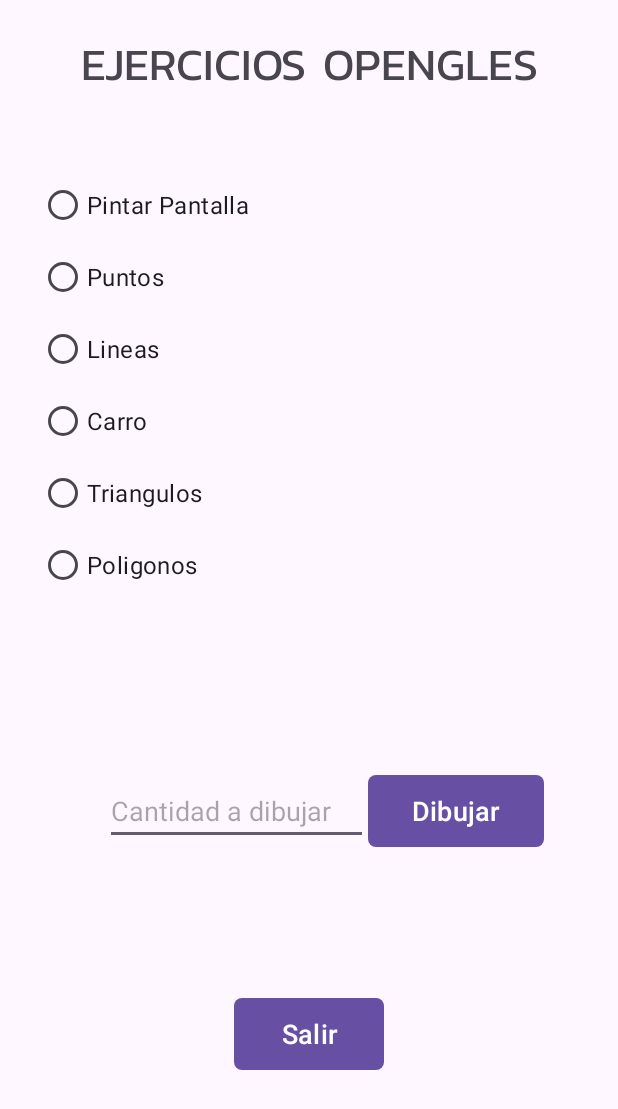
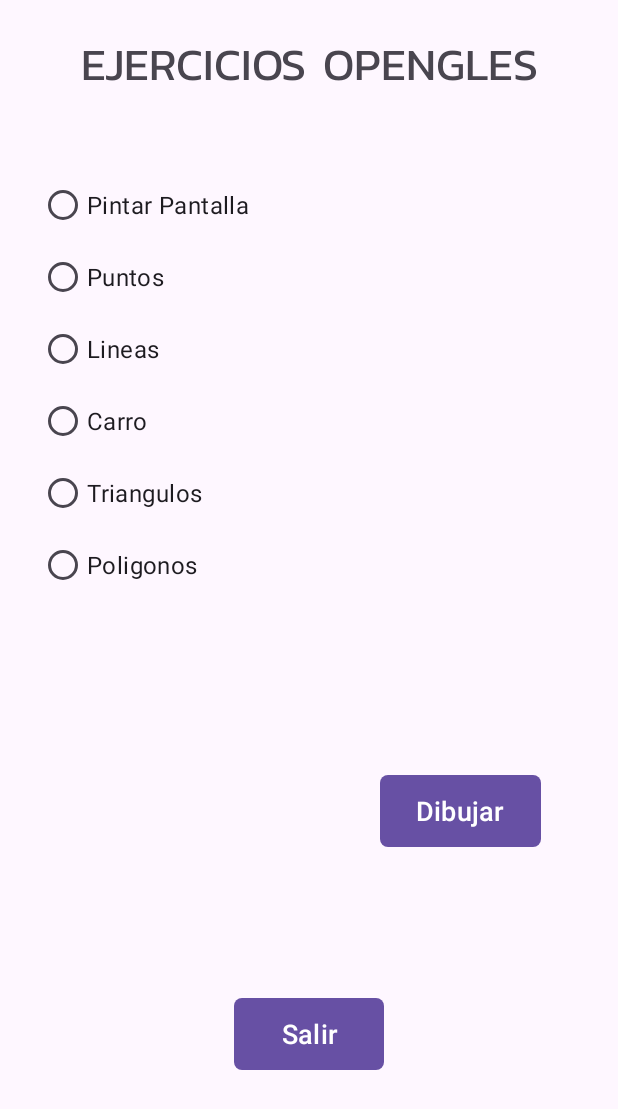
Before and after one commit to kaandradec/AppOpenGLes, an Android app: the Activity_Figuras screen opened directly, with no data from a screen before it, on a phone screen of 412 x 824 dp. Shown: the top 1109 px of the screen. Run offline under Robolectric (Android 15) with nearby library versions, the phone set to English and light mode, and no system bars.

Commit message:
update layout_figuras

```diff
--- a/app/src/main/java/ec/edu/uce/pa/activities/Activity_Figuras.java
+++ b/app/src/main/java/ec/edu/uce/pa/activities/Activity_Figuras.java
@@ -6,6 +6,7 @@ import android.os.Bundle;
 import android.view.View;
 import android.widget.Button;
 import android.widget.EditText;
+import android.widget.RadioButton;
 import android.widget.RadioGroup;
 import android.widget.TextView;
 import android.widget.Toast;
@@ -38,7 +39,8 @@ public class Activity_Figuras extends AppCompatActivity {
 
         renderer = null;
 
-
+        //Hacer invisible la input
+        findViewById(R.id.inputNumPrimitivas).setVisibility(View.INVISIBLE);
 
 
         //input numero de primitivas a dibujar
@@ -93,12 +95,6 @@ public class Activity_Figuras extends AppCompatActivity {
             }
         });
 
-
-
-
-
-
-
         Button btnSalir = findViewById(R.id.btnSalir);
         btnSalir.setOnClickListener(new View.OnClickListener() {
             @Override
@@ -109,6 +105,52 @@ public class Activity_Figuras extends AppCompatActivity {
 
             }
         });
+
+        RadioButton rbPantalla = findViewById(R.id.rbPantalla);
+        rbPantalla.setOnClickListener(new View.OnClickListener() {
+            @Override
+            public void onClick(View view) {
+
+                findViewById(R.id.inputNumPrimitivas).setVisibility(View.INVISIBLE);
+            }
+        });
+
+
+        RadioButton rbPunto = findViewById(R.id.rbPuntos);
+        rbPunto.setOnClickListener(new View.OnClickListener() {
+            @Override
+            public void onClick(View view) {
+
+                inputNumPrimitivas.setHint("Cantidad a dibujar");
+                findViewById(R.id.inputNumPrimitivas).setVisibility(View.VISIBLE);
+            }
+        });
+
+        RadioButton rbLinea = findViewById(R.id.rbLineas);
+        rbLinea.setOnClickListener(new View.OnClickListener() {
+            @Override
+            public void onClick(View view) {
+
+                inputNumPrimitivas.setHint("Cantidad a dibujar");
+                findViewById(R.id.inputNumPrimitivas).setVisibility(View.VISIBLE);
+            }
+        });
+
+
+        RadioButton rbCarro = findViewById(R.id.rbCarro);
+        rbCarro.setOnClickListener(new View.OnClickListener() {
+            @Override
+            public void onClick(View view) {
+
+                inputNumPrimitivas.setHint("Puntos para cada rueda");
+                findViewById(R.id.inputNumPrimitivas).setVisibility(View.VISIBLE);
+            }
+        });
+
+
+
+
+
     }
     //Boton Back de Android
     @Override
--- a/app/src/main/res/layout/layout_figuras.xml
+++ b/app/src/main/res/layout/layout_figuras.xml
@@ -83,34 +83,34 @@
         app:layout_constraintBottom_toBottomOf="parent"
         app:layout_constraintEnd_toEndOf="parent"
         app:layout_constraintStart_toStartOf="parent"
-        app:layout_constraintTop_toBottomOf="@+id/linearLayout"
+        app:layout_constraintTop_toBottomOf="@+id/cajaDibujar"
         app:layout_constraintVertical_bias="0.459" />
 
     <LinearLayout
-        android:id="@+id/linearLayout"
-        android:layout_width="wrap_content"
+        android:id="@+id/cajaDibujar"
+        android:layout_width="0dp"
         android:layout_height="wrap_content"
         android:orientation="horizontal"
         app:layout_constraintBottom_toBottomOf="parent"
         app:layout_constraintEnd_toEndOf="parent"
-        app:layout_constraintHorizontal_bias="0.382"
+        app:layout_constraintHorizontal_bias="0.0"
         app:layout_constraintStart_toStartOf="parent"
         app:layout_constraintTop_toBottomOf="@+id/rgOpciones"
         app:layout_constraintVertical_bias="0.272">
 
         <EditText
             android:id="@+id/inputNumPrimitivas"
-            android:layout_width="175dp"
+            android:layout_width="wrap_content"
             android:layout_height="wrap_content"
             android:layout_marginStart="40dp"
             android:ems="10"
             android:hint="Cantidad a dibujar"
-            android:textSize="18dp"
-            android:inputType="number" />
+            android:inputType="number"
+            android:textSize="18dp" />
 
         <Button
             android:id="@+id/btnDibujar"
-            android:layout_width="117dp"
+            android:layout_width="wrap_content"
             android:layout_height="wrap_content"
             android:background="@drawable/btn"
             android:text="Dibujar"
```
